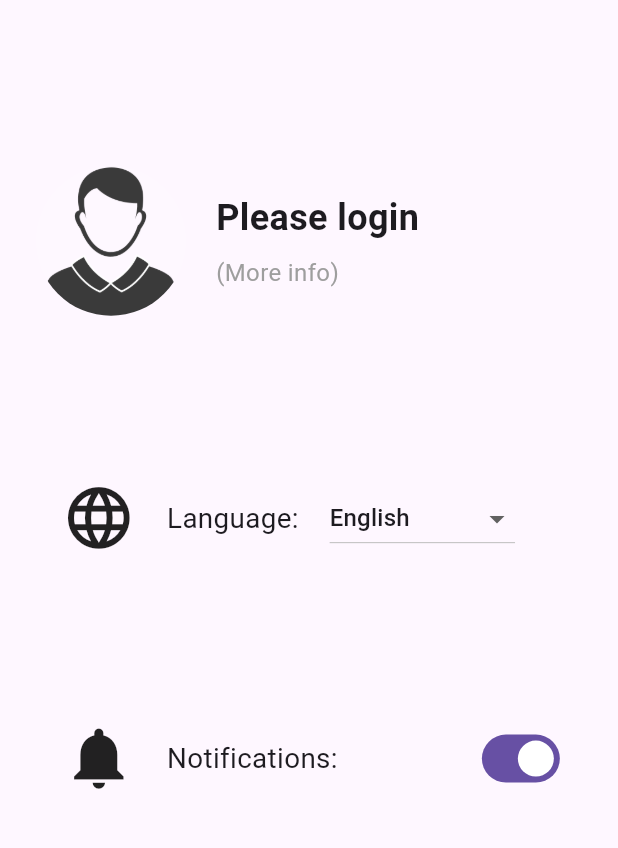
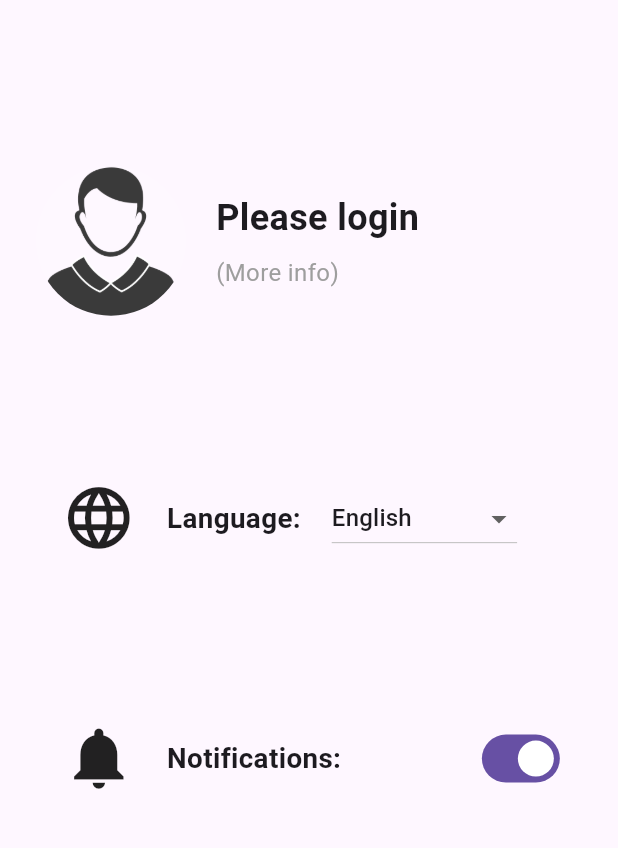
Before and after one commit to Ahmetlrd/zoom_ai_project, a Flutter app: the Settings screen opened by its route, on a phone screen of 412 x 824 dp, the part 84-932 px from its top. Run offline on Flutter 3.47's test engine with Material 3 defaults, Android fonts, the phone set to English and light mode, and no system bars; our stand-ins replace app_links, flutter_dotenv, flutter_riverpod, flutter_secure_storage, go_router, shared_preferences and 1 more; accounts and stored records are empty; generated files the repository leaves out were written again.

Commit message:
Userinfo page added

```diff
--- a/flutter_app/lib/features/home/login.dart
+++ b/flutter_app/lib/features/home/login.dart
@@ -62,9 +62,9 @@ class _LoginState extends ConsumerState<Login> {
         final zoomAccessToken = uri.queryParameters['access_token'];
         final zoomRefreshToken = uri.queryParameters['refresh_token'];
 
-        print("✅ JWT: $jwtToken");
-        print("✅ Zoom Access Token: $zoomAccessToken");
-        print("✅ Zoom Refresh Token: $zoomRefreshToken");
+        print("JWT: $jwtToken");
+        print("Zoom Access Token: $zoomAccessToken");
+        print("Zoom Refresh Token: $zoomRefreshToken");
 
         if (jwtToken != null &&
             zoomAccessToken != null &&
--- a/flutter_app/lib/features/home/settings.dart
+++ b/flutter_app/lib/features/home/settings.dart
@@ -100,7 +100,7 @@ class _SettingsState extends ConsumerState<Settings> {
                           "(More info)",
                           style: TextStyle(
                             fontSize: 16,
-                            color: isLoggedIn ? Colors.blue : Colors.grey,
+                            color: isLoggedIn ? const Color.fromARGB(255, 4, 124, 223) : Colors.grey,
                             decoration: isLoggedIn
                                 ? TextDecoration.underline
                                 : TextDecoration.none,
@@ -119,7 +119,7 @@ class _SettingsState extends ConsumerState<Settings> {
                 SizedBox(width: horizontalPadding),
                 Icon(Icons.language, size: iconSize),
                 SizedBox(width: screenWidth * 0.05),
-                Text(d!.language, style: TextStyle(fontSize: fontSize)),
+                Text(d!.language, style: TextStyle(fontSize: fontSize,fontWeight: FontWeight.bold)),
                 SizedBox(width: screenWidth * 0.05),
                 SizedBox(
                   width: dropdownWidth,
@@ -170,7 +170,7 @@ class _SettingsState extends ConsumerState<Settings> {
                 SizedBox(
                   width: screenWidth * 0.5,
                   child: Text(d.notifications,
-                      style: TextStyle(fontSize: fontSize)),
+                      style: TextStyle(fontSize: fontSize,fontWeight: FontWeight.bold)),
                 ),
                 Switch(
                   value: switchControl,
@@ -189,11 +189,18 @@ class _SettingsState extends ConsumerState<Settings> {
                 width: buttonWidth,
                 height: screenHeight * 0.07,
                 child: ElevatedButton(
+                  style: ElevatedButton.styleFrom(
+                    backgroundColor: Colors.red,
+                    foregroundColor: Colors.white10,
+                    shape: RoundedRectangleBorder(
+                      borderRadius: BorderRadius.circular(12),
+                    ),
+                  ),
                   onPressed: () async {
                     await ref.read(authProvider.notifier).logout();
                     context.go('/');
                   },
-                  child: Text(d.logout, style: TextStyle(fontSize: fontSize)),
+                  child: Text(d.logout, style: TextStyle(fontSize: 20,color: Colors.white,fontWeight: FontWeight.bold)),
                 ),
               ),
             SizedBox(height: spacing),
--- a/flutter_app/lib/features/home/utility.dart
+++ b/flutter_app/lib/features/home/utility.dart
@@ -11,8 +11,10 @@ class Utility {
 
     // Screen width is used to adjust font and icon size responsively
     final screenWidth = MediaQuery.of(context).size.width;
-    final titleFontSize = screenWidth * 0.07; // Responsive font size (e.g., 40 at 570px)
-    final settingsIconSize = screenWidth * 0.07; // Icon size adjusts with screen width
+    final titleFontSize =
+        screenWidth * 0.07; // Responsive font size (e.g., 40 at 570px)
+    final settingsIconSize =
+        screenWidth * 0.07; // Icon size adjusts with screen width
 
     return AppBar(
       centerTitle: true, // Center the title text
@@ -31,12 +33,12 @@ class Utility {
             Icons.settings,
             size: settingsIconSize, // Dynamic icon size
             // If the current route is /settings, show the icon in grey (disabled)
-            color: routeName == '/settings' ? Colors.grey[400] : Colors.white,
+            color: (routeName == '/settings' || routeName == '/userinfo') ? Colors.grey[400] : Colors.white,
           ),
-          onPressed: routeName == '/settings'
-              ? null // Disable if already on settings page
+          onPressed: (routeName == '/settings' || routeName == '/userinfo')
+              ? null
               : () {
-                  context.push('/settings'); // Navigate to settings page
+                  context.push('/settings');
                 },
         ),
       ],
--- a/flutter_app/lib/routes.dart
+++ b/flutter_app/lib/routes.dart
@@ -7,6 +7,7 @@ import 'package:flutter_app/features/home/nlp.dart';
 import 'package:flutter_app/features/home/saved.dart';
 import 'package:flutter_app/features/home/meetinglist.dart';
 import 'package:flutter_app/features/home/settings.dart';
+import 'package:flutter_app/features/home/userinfo.dart';
 import 'package:flutter_riverpod/flutter_riverpod.dart';
 import 'package:go_router/go_router.dart';
 
@@ -45,6 +46,7 @@ final routerProvider = Provider<GoRouter>((ref) {
       GoRoute(path: '/meetinglist', builder: (context, state) => const Meetinglist()),
       GoRoute(path: '/saved', builder: (context, state) => const Saved()),
       GoRoute(path: '/nlp', builder: (context, state) => const Nlp()),
+      GoRoute(path: '/userinfo', builder: (context, state) => const Userinfo()),
 
       // Meeting details page (dynamic or detailed content can be passed here)
       GoRoute(
```
Also changed, not shown: flutter_app/lib/features/home/userinfo.dart (added, +126 -0 lines), 2 other files.
